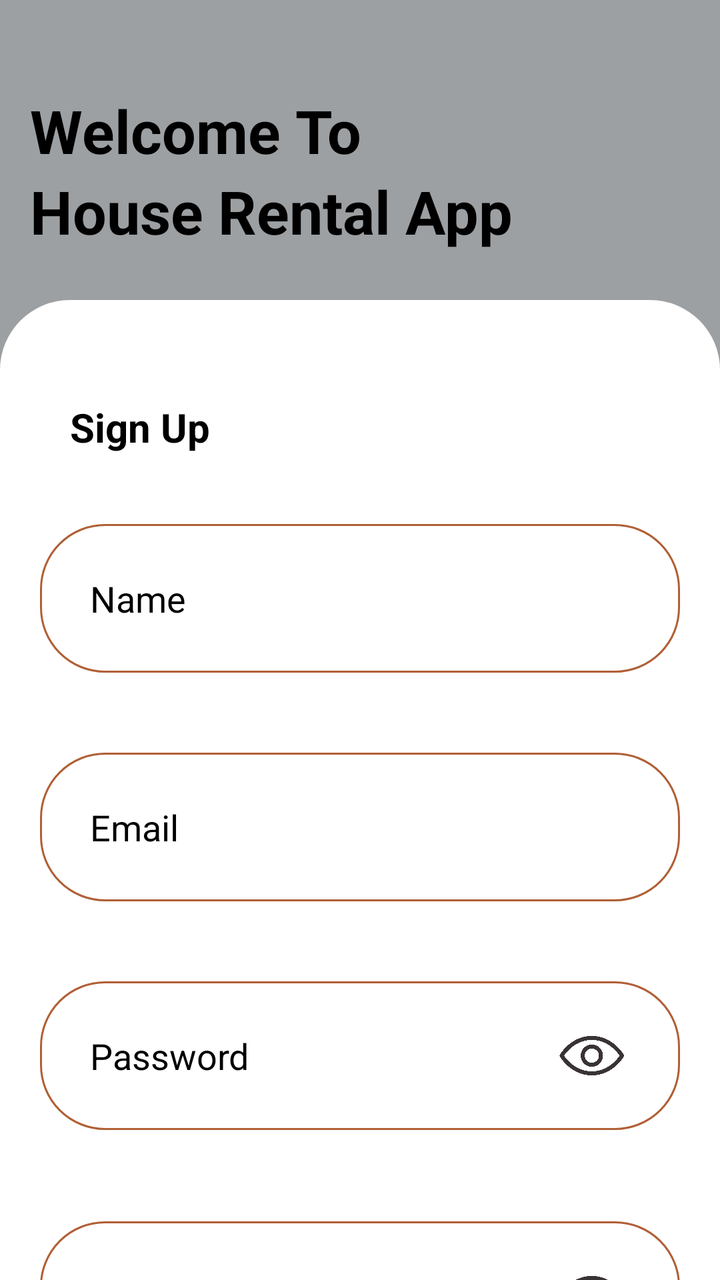
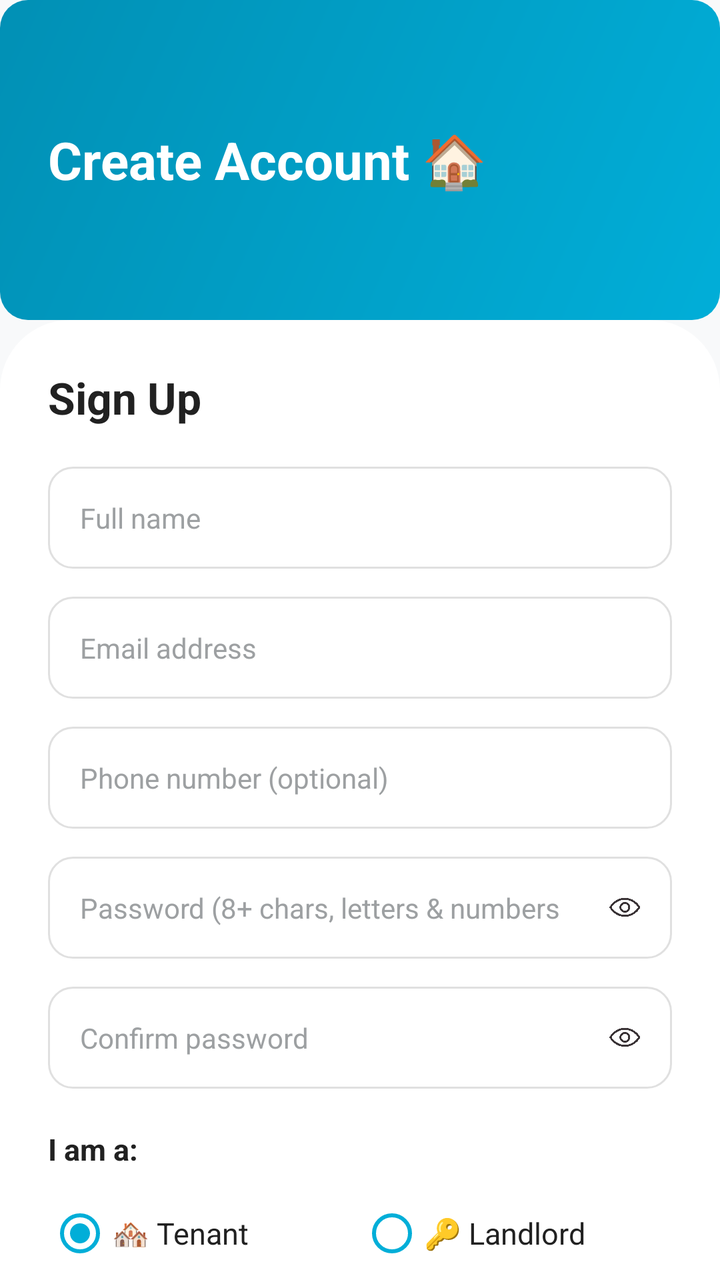

Before-and-after screenshots of an Android layout around one commit, followed by the original layout XML and the change that was made.
<!-- AndroidManifest.xml: application theme Theme.HouseRentalApp -->
<!-- res/layout/activity_sign_up.xml -->
<?xml version="1.0" encoding="utf-8"?>
<RelativeLayout xmlns:android="http://schemas.android.com/apk/res/android"
    xmlns:app="http://schemas.android.com/apk/res-auto"
    xmlns:tools="http://schemas.android.com/tools"
    android:layout_width="match_parent"
    android:layout_height="match_parent"
    tools:context=".screens.SignUpActivity">

    <TextView
        android:id="@+id/welcome"
        android:layout_width="match_parent"
        android:layout_height="wrap_content"
        android:text="Welcome To"
        android:textSize="30sp"
        android:textStyle="bold"
        android:layout_marginTop="45dp"
        android:layout_marginStart="15dp"
        android:layout_marginEnd="15dp"/>

    <TextView
        android:id="@+id/rental_app"
        android:layout_width="match_parent"
        android:layout_height="wrap_content"
        android:text="@string/app_name"
        android:layout_below="@+id/welcome"
        android:textSize="30sp"
        android:textStyle="bold"
        android:layout_marginStart="15dp"
        android:layout_marginEnd="15dp"

        />

    <LinearLayout
        android:background="@drawable/layout_bg"
        android:layout_marginTop="150dp"
        android:layout_width="match_parent"
        android:layout_height="match_parent"
        android:layout_alignParentEnd="true"
        android:layout_alignParentBottom="true"
        android:layout_alignParentStart="true"
        android:orientation="vertical">

        <androidx.core.widget.NestedScrollView
            android:layout_width="match_parent"
            android:layout_height="match_parent">

            <LinearLayout
                android:orientation="vertical"
                android:layout_width="match_parent"
                android:layout_height="match_parent">

                <TextView
                    android:layout_width="match_parent"
                    android:layout_height="wrap_content"
                    android:layout_marginTop="35dp"
                    android:layout_marginStart="20dp"
                    android:layout_marginEnd="20dp"
                    android:padding="15dp"
                    android:text="Sign Up"
                    android:textColor="@color/black"
                    android:textSize="20sp"
                    android:textStyle="bold"/>


                <EditText
                    android:id="@+id/user_name"
                    android:layout_width="match_parent"
                    android:layout_height="wrap_content"
                    android:layout_margin="20dp"
                    android:hint="Name"
                    android:textColor="@color/black"
                    android:textColorHint="@color/black"
                    android:background="@drawable/edit_bg"
                    android:padding="25dp"/>

                <EditText
                    android:id="@+id/user_email"
                    android:layout_width="match_parent"
                    android:layout_height="wrap_content"
                    android:layout_margin="20dp"
                    android:hint="Email"
                    android:textColor="@color/black"
                    android:textColorHint="@color/black"
                    android:background="@drawable/edit_bg"
                    android:padding="25dp"/>

                <RelativeLayout
                    android:layout_width="match_parent"
                    android:layout_height="120dp">

                    <EditText
                        android:id="@+id/user_password"
                        android:layout_width="match_parent"
                        android:layout_height="wrap_content"
                        android:layout_marginStart="20dp"
                        android:layout_marginTop="20dp"
                        android:layout_marginEnd="20dp"
                        android:layout_marginBottom="20dp"
                        android:background="@drawable/edit_bg"
                        android:hint="Password"
                        android:inputType="textPassword"
                        android:padding="25dp"
                        android:textColor="@color/black"
                        android:textColorHint="@color/black" />


                    <ImageView
                        android:id="@+id/passwordIcon"
                        android:layout_width="50dp"
                        android:layout_height="50dp"
                        android:layout_alignTop="@+id/user_password"
                        android:layout_alignEnd="@+id/user_password"
                        android:layout_alignBottom="@+id/user_password"
                        android:layout_marginEnd="20dp"
                        android:adjustViewBounds="true"
                        android:src="@drawable/password_show" />

                </RelativeLayout>

                <RelativeLayout
                    android:layout_width="match_parent"
                    android:layout_height="120dp">

                    <EditText
                        android:id="@+id/confirm_password"
                        android:layout_width="match_parent"
                        android:layout_height="wrap_content"
                        android:layout_marginStart="20dp"
                        android:layout_marginTop="20dp"
                        android:layout_marginEnd="20dp"
                        android:layout_marginBottom="20dp"
                        android:background="@drawable/edit_bg"
                        android:hint="Confirm Password"
                        android:inputType="textPassword"
                        android:padding="25dp"
                        android:textColor="@color/black"
                        android:textColorHint="@color/black" />


                    <ImageView
                        android:id="@+id/confirm_passwordIcon"
                        android:layout_width="50dp"
                        android:layout_height="50dp"
                        android:layout_alignBottom="@+id/confirm_password"
                        android:layout_alignEnd="@+id/confirm_password"
                        android:layout_alignTop="@+id/confirm_password"
                        android:layout_marginEnd="20dp"
                        android:adjustViewBounds="true"
                        android:src="@drawable/password_show" />

                </RelativeLayout>


                <androidx.appcompat.widget.AppCompatButton
                    android:id="@+id/sign_up_button"
                    android:layout_width="match_parent"
                    android:layout_height="wrap_content"
                    android:padding="15dp"
                    android:layout_margin="20dp"
                    android:text="Sign Up"
                    android:textAllCaps="false"
                    android:background="@drawable/button_bg"
                    android:textColor="@color/white"
                    android:textSize="20sp" />

                <LinearLayout
                    android:layout_width="wrap_content"
                    android:layout_height="wrap_content"
                    android:orientation="horizontal"
                    android:layout_gravity="center"
                    android:layout_marginBottom="100dp">
                    
                    <TextView
                        android:layout_width="wrap_content"
                        android:layout_height="wrap_content"
                        android:text="Already have an Account ?"
                        android:textSize="20dp"
                        android:textColor="@color/black"
                        android:textStyle="italic"
                        android:layout_marginTop="15dp"
                        android:layout_marginStart="15dp"
                        android:layout_marginEnd="5dp"
                        android:layout_marginBottom="15dp"
                        android:textAlignment="center"/>

                    <TextView
                        android:id="@+id/have_account"
                        android:layout_width="match_parent"
                        android:layout_height="wrap_content"
                        android:layout_marginTop="15dp"
                        android:layout_marginBottom="15dp"
                        android:layout_marginEnd="15dp"
                        android:text="Login"
                        android:textSize="20sp"
                        android:textColor="@color/primary"
                        android:textAlignment="center"
                        android:textStyle="italic"/>

                </LinearLayout>

            </LinearLayout>

        </androidx.core.widget.NestedScrollView>


    </LinearLayout>

</RelativeLayout>
<!-- resources referenced by this layout -->
<resources>
  <color name="black">#FF000000</color>
  <color name="primary">#01AED8</color>
  <color name="white">#FFFFFFFF</color>
  <!-- drawable button_bg (drawable) -->
  <?xml version="1.0" encoding="utf-8"?>
  <shape xmlns:android="http://schemas.android.com/apk/res/android"
      android:shape="rectangle">
  
      <solid android:color="@color/dark_orange"/>
      <corners android:radius="35dp"/>
  
  </shape>
  <!-- drawable edit_bg (drawable) -->
  <?xml version="1.0" encoding="utf-8"?>
  <shape xmlns:android="http://schemas.android.com/apk/res/android">
  
      <corners android:radius="32dp"/>
      <stroke android:color="@color/dark_orange"
          android:width="1dp"/>
  
  </shape>
  <!-- drawable layout_bg (drawable) -->
  <?xml version="1.0" encoding="utf-8"?>
  <shape xmlns:android="http://schemas.android.com/apk/res/android">
  
      <solid android:color="@color/white"/>
      <corners android:topLeftRadius="35dp"
          android:topRightRadius="35dp"/>
  
  
  </shape>
  <!-- drawable password_show: png bitmap (drawable, 46140 bytes) -->
  <string name="app_name">House Rental App</string>
  <style name="Theme.HouseRentalApp" parent="Theme.MaterialComponents.DayNight.NoActionBar">
          
          <item name="colorPrimary">@color/purple_500</item>
          <item name="colorPrimaryVariant">@color/purple_700</item>
          <item name="colorOnPrimary">@color/black</item>
          
          <item name="colorSecondary">@color/teal_200</item>
          <item name="colorSecondaryVariant">@color/teal_700</item>
          <item name="colorOnSecondary">@color/black</item>
          
          <item name="android:statusBarColor">@color/dark_orange</item>
          
          <item name="android:textColor">@color/black</item>
          <item name="civ_border_color">@color/black</item>
  
          <item name="android:windowBackground">@color/dark_grey</item>
  
      </style>
  <color name="dark_orange">#B05F35</color>
  <color name="purple_500">#FF6200EE</color>
  <color name="purple_700">#FF3700B3</color>
  <color name="teal_200">#FF03DAC5</color>
  <color name="teal_700">#FF018786</color>
  <color name="dark_grey">#9DA0A2</color>
</resources>

<!-- the commit's change to res/layout/activity_sign_up.xml (unified diff, before → after) -->
@@ -1,208 +1,249 @@
 <?xml version="1.0" encoding="utf-8"?>
-<RelativeLayout xmlns:android="http://schemas.android.com/apk/res/android"
-    xmlns:app="http://schemas.android.com/apk/res-auto"
+<LinearLayout xmlns:android="http://schemas.android.com/apk/res/android"
     xmlns:tools="http://schemas.android.com/tools"
     android:layout_width="match_parent"
     android:layout_height="match_parent"
-    tools:context=".screens.SignUpActivity">
-
-    <TextView
-        android:id="@+id/welcome"
+    android:orientation="vertical"
+    android:background="@color/surface_variant"
+    tools:context=".screens.auth.SignUpActivity">
+
+    
+    <RelativeLayout
         android:layout_width="match_parent"
-        android:layout_height="wrap_content"
-        android:text="Welcome To"
-        android:textSize="30sp"
-        android:textStyle="bold"
-        android:layout_marginTop="45dp"
-        android:layout_marginStart="15dp"
-        android:layout_marginEnd="15dp"/>
-
-    <TextView
-        android:id="@+id/rental_app"
+        android:layout_height="160dp"
+        android:background="@drawable/button_bg"
+        android:padding="24dp">
+
+        <TextView
+            android:layout_width="wrap_content"
+            android:layout_height="wrap_content"
+            android:layout_centerVertical="true"
+            android:text="Create Account 🏠"
+            android:textSize="26sp"
+            android:textStyle="bold"
+            android:textColor="@color/white"/>
+    </RelativeLayout>
+
+    <androidx.core.widget.NestedScrollView
         android:layout_width="match_parent"
-        android:layout_height="wrap_content"
-        android:text="@string/app_name"
-        android:layout_below="@+id/welcome"
-        android:textSize="30sp"
-        android:textStyle="bold"
-        android:layout_marginStart="15dp"
-        android:layout_marginEnd="15dp"
-
-        />
-
-    <LinearLayout
-        android:background="@drawable/layout_bg"
-        android:layout_marginTop="150dp"
-        android:layout_width="match_parent"
-        android:layout_height="match_parent"
-        android:layout_alignParentEnd="true"
-        android:layout_alignParentBottom="true"
-        android:layout_alignParentStart="true"
-        android:orientation="vertical">
-
-        <androidx.core.widget.NestedScrollView
+        android:layout_height="match_parent">
+
+        <LinearLayout
             android:layout_width="match_parent"
-            android:layout_height="match_parent">
-
+            android:layout_height="wrap_content"
+            android:orientation="vertical"
+            android:background="@drawable/layout_bg"
+            android:padding="24dp">
+
+            <TextView
+                android:layout_width="wrap_content"
+                android:layout_height="wrap_content"
+                android:text="Sign Up"
+                android:textSize="22sp"
+                android:textStyle="bold"
+                android:textColor="@color/on_surface"
+                android:layout_marginBottom="20dp"/>
+
+            
+            <EditText
+                android:id="@+id/user_name"
+                android:layout_width="match_parent"
+                android:layout_height="wrap_content"
+                android:background="@drawable/edit_bg"
+                android:hint="Full name"
+                android:inputType="textPersonName"
+                android:padding="16dp"
+                android:textColor="@color/on_surface"
+                android:textColorHint="@color/dark_grey"
+                android:layout_marginBottom="14dp"/>
+
+            
+            <EditText
+                android:id="@+id/user_email"
+                android:layout_width="match_parent"
+                android:layout_height="wrap_content"
+                android:background="@drawable/edit_bg"
+                android:hint="Email address"
+                android:inputType="textEmailAddress"
+                android:padding="16dp"
+                android:textColor="@color/on_surface"
+                android:textColorHint="@color/dark_grey"
+                android:layout_marginBottom="14dp"/>
+
+            
+            <EditText
+                android:id="@+id/user_phone"
+                android:layout_width="match_parent"
+                android:layout_height="wrap_content"
+                android:background="@drawable/edit_bg"
+                android:hint="Phone number (optional)"
+                android:inputType="phone"
+                android:padding="16dp"
+                android:textColor="@color/on_surface"
+                android:textColorHint="@color/dark_grey"
+                android:layout_marginBottom="14dp"/>
+
+            
+            <RelativeLayout
+                android:layout_width="match_parent"
+                android:layout_height="wrap_content"
+                android:layout_marginBottom="14dp">
+
+                <EditText
+                    android:id="@+id/user_password"
+                    android:layout_width="match_parent"
+                    android:layout_height="wrap_content"
+                    android:background="@drawable/edit_bg"
+                    android:hint="Password (8+ chars, letters &amp; numbers)"
+                    android:inputType="textPassword"
+                    android:padding="16dp"
+                    android:paddingEnd="56dp"
+                    android:textColor="@color/on_surface"
+                    android:textColorHint="@color/dark_grey"/>
+
+                <ImageView
+                    android:id="@+id/passwordIcon"
+                    android:layout_width="48dp"
+                    android:layout_height="48dp"
+                    android:layout_alignEnd="@+id/user_password"
+                    android:layout_centerVertical="true"
+                    android:src="@drawable/password_show"
+                    android:padding="12dp"/>
+            </RelativeLayout>
+
+            
+            <RelativeLayout
+                android:layout_width="match_parent"
+                android:layout_height="wrap_content"
+                android:layout_marginBottom="20dp">
+
+                <EditText
+                    android:id="@+id/confirm_password"
+                    android:layout_width="match_parent"
+                    android:layout_height="wrap_content"
+                    android:background="@drawable/edit_bg"
+                    android:hint="Confirm password"
+                    android:inputType="textPassword"
+                    android:padding="16dp"
+                    android:paddingEnd="56dp"
+                    android:textColor="@color/on_surface"
+                    android:textColorHint="@color/dark_grey"/>
+
+                <ImageView
+                    android:id="@+id/confirm_passwordIcon"
+                    android:layout_width="48dp"
+                    android:layout_height="48dp"
+                    android:layout_alignEnd="@+id/confirm_password"
+                    android:layout_centerVertical="true"
+                    android:src="@drawable/password_show"
+                    android:padding="12dp"/>
+            </RelativeLayout>
+
+            
+            <TextView
+                android:layout_width="wrap_content"
+                android:layout_height="wrap_content"
+                android:text="I am a:"
+                android:textSize="15sp"
+                android:textColor="@color/on_surface"
+                android:textStyle="bold"
+                android:layout_marginBottom="8dp"/>
+
+            <RadioGroup
+                android:id="@+id/rg_role"
+                android:layout_width="match_parent"
+                android:layout_height="wrap_content"
+                android:orientation="horizontal"
+                android:layout_marginBottom="20dp">
+
+                <RadioButton
+                    android:id="@+id/rb_tenant"
+                    android:layout_width="0dp"
+                    android:layout_weight="1"
+                    android:layout_height="wrap_content"
+                    android:text="🏘 Tenant"
+                    android:textColor="@color/on_surface"
+                    android:textSize="15sp"
+                    android:buttonTint="@color/primary"
+                    android:checked="true"/>
+
+                <RadioButton
+                    android:id="@+id/rb_landlord"
+                    android:layout_width="0dp"
+                    android:layout_weight="1"
+                    android:layout_height="wrap_content"
+                    android:text="🔑 Landlord"
+                    android:textColor="@color/on_surface"
+                    android:textSize="15sp"
+                    android:buttonTint="@color/primary"/>
+            </RadioGroup>
+
+            
+            <TextView
+                android:layout_width="wrap_content"
+                android:layout_height="wrap_content"
+                android:text="Preferred Currency:"
+                android:textSize="15sp"
+                android:textColor="@color/on_surface"
+                android:textStyle="bold"
+                android:layout_marginBottom="8dp"/>
+
+            <Spinner
+                android:id="@+id/spinner_currency"
+                android:layout_width="match_parent"
+                android:layout_height="wrap_content"
+                android:background="@drawable/edit_bg"
+                android:padding="14dp"
+                android:layout_marginBottom="24dp"/>
+
+            
+            <androidx.appcompat.widget.AppCompatButton
+                android:id="@+id/sign_up_button"
+                android:layout_width="match_parent"
+                android:layout_height="wrap_content"
+                android:background="@drawable/button_bg"
+                android:text="Create Account"
+                android:textAllCaps="false"
+                android:textColor="@color/white"
+                android:textSize="17sp"
+                android:textStyle="bold"
+                android:padding="15dp"
+                android:layout_marginBottom="16dp"/>
+
+            
+            <ProgressBar
+                android:id="@+id/progress_bar"
+                android:layout_width="wrap_content"
+                android:layout_height="wrap_content"
+                android:layout_gravity="center"
+                android:visibility="gone"
+                android:layout_marginBottom="16dp"/>
+
+            
             <LinearLayout
-                android:orientation="vertical"
-                android:layout_width="match_parent"
-                android:layout_height="match_parent">
+                android:layout_width="wrap_content"
+                android:layout_height="wrap_content"
+                android:orientation="horizontal"
+                android:layout_gravity="center">
 
                 <TextView
-                    android:layout_width="match_parent"
-                    android:layout_height="wrap_content"
-                    android:layout_marginTop="35dp"
-                    android:layout_marginStart="20dp"
-                    android:layout_marginEnd="20dp"
-                    android:padding="15dp"
-                    android:text="Sign Up"
-                    android:textColor="@color/black"
-                    android:textSize="20sp"
+                    android:layout_width="wrap_content"
+                    android:layout_height="wrap_content"
+                    android:text="Already have an account? "
+                    android:textColor="@color/dark_grey"
+                    android:textSize="15sp"/>
+
+                <TextView
+                    android:id="@+id/have_account"
+                    android:layout_width="wrap_content"
+                    android:layout_height="wrap_content"
+                    android:text="Login"
+                    android:textColor="@color/primary"
+                    android:textSize="15sp"
                     android:textStyle="bold"/>
-
-
-                <EditText
-                    android:id="@+id/user_name"
-                    android:layout_width="match_parent"
-                    android:layout_height="wrap_content"
-                    android:layout_margin="20dp"
-                    android:hint="Name"
-                    android:textColor="@color/black"
-                    android:textColorHint="@color/black"
-                    android:background="@drawable/edit_bg"
-                    android:padding="25dp"/>
-
-                <EditText
-                    android:id="@+id/user_email"
-                    android:layout_width="match_parent"
-                    android:layout_height="wrap_content"
-                    android:layout_margin="20dp"
-                    android:hint="Email"
-                    android:textColor="@color/black"
-                    android:textColorHint="@color/black"
-                    android:background="@drawable/edit_bg"
-                    android:padding="25dp"/>
-
-                <RelativeLayout
-                    android:layout_width="match_parent"
-                    android:layout_height="120dp">
-
-                    <EditText
-                        android:id="@+id/user_password"
-                        android:layout_width="match_parent"
-                        android:layout_height="wrap_content"
-                        android:layout_marginStart="20dp"
-                        android:layout_marginTop="20dp"
-                        android:layout_marginEnd="20dp"
-                        android:layout_marginBottom="20dp"
-                        android:background="@drawable/edit_bg"
-                        android:hint="Password"
-                        android:inputType="textPassword"
-                        android:padding="25dp"
-                        android:textColor="@color/black"
-                        android:textColorHint="@color/black" />
-
-
-                    <ImageView
-                        android:id="@+id/passwordIcon"
-                        android:layout_width="50dp"
-                        android:layout_height="50dp"
-                        android:layout_alignTop="@+id/user_password"
-                        android:layout_alignEnd="@+id/user_password"
-                        android:layout_alignBottom="@+id/user_password"
-                        android:layout_marginEnd="20dp"
-                        android:adjustViewBounds="true"
-                        android:src="@drawable/password_show" />
-
-                </RelativeLayout>
-
-                <RelativeLayout
-                    android:layout_width="match_parent"
-                    android:layout_height="120dp">
-
-                    <EditText
-                        android:id="@+id/confirm_password"
-                        android:layout_width="match_parent"
-                        android:layout_height="wrap_content"
-                        android:layout_marginStart="20dp"
-                        android:layout_marginTop="20dp"
-                        android:layout_marginEnd="20dp"
-                        android:layout_marginBottom="20dp"
-                        android:background="@drawable/edit_bg"
-                        android:hint="Confirm Password"
-                        android:inputType="textPassword"
-                        android:padding="25dp"
-                        android:textColor="@color/black"
-                        android:textColorHint="@color/black" />
-
-
-                    <ImageView
-                        android:id="@+id/confirm_passwordIcon"
-                        android:layout_width="50dp"
-                        android:layout_height="50dp"
-                        android:layout_alignBottom="@+id/confirm_password"
-                        android:layout_alignEnd="@+id/confirm_password"
-                        android:layout_alignTop="@+id/confirm_password"
-                        android:layout_marginEnd="20dp"
-                        android:adjustViewBounds="true"
-                        android:src="@drawable/password_show" />
-
-                </RelativeLayout>
-
-
-                <androidx.appcompat.widget.AppCompatButton
-                    android:id="@+id/sign_up_button"
-                    android:layout_width="match_parent"
-                    android:layout_height="wrap_content"
-                    android:padding="15dp"
-                    android:layout_margin="20dp"
-                    android:text="Sign Up"
-                    android:textAllCaps="false"
-                    android:background="@drawable/button_bg"
-                    android:textColor="@color/white"
-                    android:textSize="20sp" />
-
-                <LinearLayout
-                    android:layout_width="wrap_content"
-                    android:layout_height="wrap_content"
-                    android:orientation="horizontal"
-                    android:layout_gravity="center"
-                    android:layout_marginBottom="100dp">
-                    
-                    <TextView
-                        android:layout_width="wrap_content"
-                        android:layout_height="wrap_content"
-                        android:text="Already have an Account ?"
-                        android:textSize="20dp"
-                        android:textColor="@color/black"
-                        android:textStyle="italic"
-                        android:layout_marginTop="15dp"
-                        android:layout_marginStart="15dp"
-                        android:layout_marginEnd="5dp"
-                        android:layout_marginBottom="15dp"
-                        android:textAlignment="center"/>
-
-                    <TextView
-                        android:id="@+id/have_account"
-                        android:layout_width="match_parent"
-                        android:layout_height="wrap_content"
-                        android:layout_marginTop="15dp"
-                        android:layout_marginBottom="15dp"
-                        android:layout_marginEnd="15dp"
-                        android:text="Login"
-                        android:textSize="20sp"
-                        android:textColor="@color/primary"
-                        android:textAlignment="center"
-                        android:textStyle="italic"/>
-
-                </LinearLayout>
-
             </LinearLayout>
 
-        </androidx.core.widget.NestedScrollView>
-
-
-    </LinearLayout>
-
-</RelativeLayout>
+        </LinearLayout>
+    </androidx.core.widget.NestedScrollView>
+
+</LinearLayout>
<!-- resource entries referenced after the edit -->
@@ -1,25 +1,26 @@
 <!-- resources referenced by this layout -->
 <resources>
-  <color name="black">#FF000000</color>
   <color name="primary">#01AED8</color>
+  <color name="surface_variant">#F8F9FA</color>
   <color name="white">#FFFFFFFF</color>
   <!-- drawable button_bg (drawable) -->
   <?xml version="1.0" encoding="utf-8"?>
   <shape xmlns:android="http://schemas.android.com/apk/res/android"
       android:shape="rectangle">
-  
-      <solid android:color="@color/dark_orange"/>
-      <corners android:radius="35dp"/>
-  
+      <gradient
+          android:angle="135"
+          android:startColor="#01AED8"
+          android:endColor="#0190B5"
+          android:type="linear"/>
+      <corners android:radius="14dp"/>
   </shape>
   <!-- drawable edit_bg (drawable) -->
   <?xml version="1.0" encoding="utf-8"?>
-  <shape xmlns:android="http://schemas.android.com/apk/res/android">
-  
-      <corners android:radius="32dp"/>
-      <stroke android:color="@color/dark_orange"
-          android:width="1dp"/>
-  
+  <shape xmlns:android="http://schemas.android.com/apk/res/android"
+      android:shape="rectangle">
+      <solid android:color="@color/surface"/>
+      <stroke android:width="1dp" android:color="@color/grey_300"/>
+      <corners android:radius="12dp"/>
   </shape>
   <!-- drawable layout_bg (drawable) -->
   <?xml version="1.0" encoding="utf-8"?>
@@ -32,30 +33,63 @@
   
   </shape>
   <!-- drawable password_show: png bitmap (drawable, 46140 bytes) -->
-  <string name="app_name">House Rental App</string>
   <style name="Theme.HouseRentalApp" parent="Theme.MaterialComponents.DayNight.NoActionBar">
           
-          <item name="colorPrimary">@color/purple_500</item>
-          <item name="colorPrimaryVariant">@color/purple_700</item>
-          <item name="colorOnPrimary">@color/black</item>
+          <item name="colorPrimary">@color/primary</item>
+          <item name="colorPrimaryVariant">@color/primary_dark</item>
+          <item name="colorOnPrimary">@color/white</item>
+          <item name="colorSecondary">@color/dark_orange</item>
+          <item name="colorSecondaryVariant">@color/orange_light</item>
+          <item name="colorOnSecondary">@color/white</item>
+  
           
-          <item name="colorSecondary">@color/teal_200</item>
-          <item name="colorSecondaryVariant">@color/teal_700</item>
-          <item name="colorOnSecondary">@color/black</item>
+          <item name="colorSurface">@color/surface</item>
+          <item name="colorOnSurface">@color/on_surface</item>
+          <item name="android:colorBackground">@color/surface_variant</item>
+          <item name="colorOnBackground">@color/on_surface</item>
+  
           
-          <item name="android:statusBarColor">@color/dark_orange</item>
+          <item name="android:statusBarColor">@color/primary_dark</item>
+          <item name="android:windowBackground">@color/surface_variant</item>
+  
           
-          <item name="android:textColor">@color/black</item>
-          <item name="civ_border_color">@color/black</item>
+          <item name="android:textColor">@color/on_surface</item>
   
-          <item name="android:windowBackground">@color/dark_grey</item>
+          
+          <item name="bottomNavigationStyle">@style/Widget.RentalApp.BottomNavigation</item>
   
+          
+          <item name="materialCardViewStyle">@style/Widget.RentalApp.Card</item>
+  
+          
+          <item name="editTextStyle">@style/Widget.RentalApp.EditText</item>
+  
+          
+          <item name="civ_border_color">@color/primary</item>
       </style>
+  <color name="surface">#FFFFFF</color>
+  <color name="grey_300">#E0E0E0</color>
+  <color name="primary_dark">#0190B5</color>
   <color name="dark_orange">#B05F35</color>
-  <color name="purple_500">#FF6200EE</color>
-  <color name="purple_700">#FF3700B3</color>
-  <color name="teal_200">#FF03DAC5</color>
-  <color name="teal_700">#FF018786</color>
+  <color name="orange_light">#F4A261</color>
+  <style name="Widget.RentalApp.BottomNavigation" parent="Widget.MaterialComponents.BottomNavigationView">
+          <item name="itemIconTint">@color/bottom_nav_selector</item>
+          <item name="itemTextColor">@color/bottom_nav_selector</item>
+          <item name="backgroundTint">@color/surface</item>
+          <item name="elevation">8dp</item>
+      </style>
+  <style name="Widget.RentalApp.Card" parent="Widget.MaterialComponents.CardView">
+          <item name="cardCornerRadius">16dp</item>
+          <item name="cardElevation">4dp</item>
+          <item name="cardBackgroundColor">@color/surface</item>
+      </style>
+  <style name="Widget.RentalApp.EditText" parent="Widget.MaterialComponents.TextInputLayout.OutlinedBox">
+          <item name="boxCornerRadiusTopStart">12dp</item>
+          <item name="boxCornerRadiusTopEnd">12dp</item>
+          <item name="boxCornerRadiusBottomStart">12dp</item>
+          <item name="boxCornerRadiusBottomEnd">12dp</item>
+      </style>
   <color name="dark_grey">#9DA0A2</color>
+  <color name="on_surface">#212121</color>
 </resources>
 
